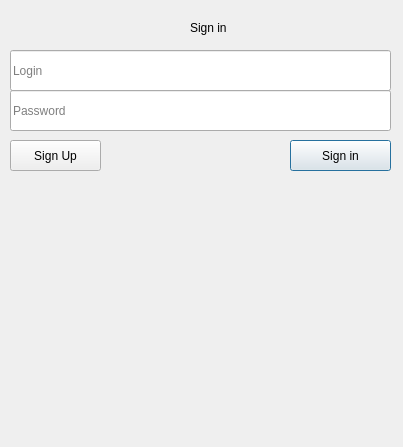
Qt form connection.ui (Knigan/Qt-Messenger) before a commit.
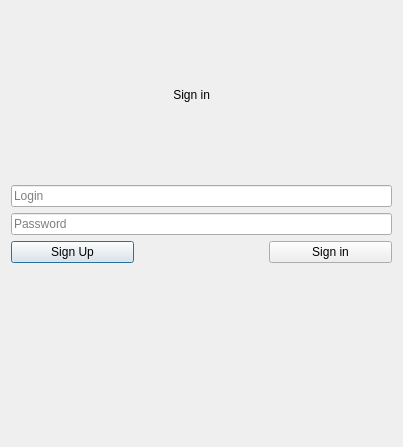
The same form after that commit.

```diff
--- a/connection.ui
+++ b/connection.ui
@@ -13,41 +13,23 @@
   <property name="windowTitle">
    <string>Dialog</string>
   </property>
-  <widget class="QLabel" name="ErrorLabel">
-   <property name="geometry">
-    <rect>
-     <x>10</x>
-     <y>180</y>
-     <width>381</width>
-     <height>41</height>
-    </rect>
-   </property>
+  <layout class="QGridLayout" name="gridLayout">
+   <item row="0" column="1">
+    <widget class="QLabel" name="label">
    <property name="text">
-    <string/>
-   </property>
-  </widget>
-  <widget class="QPushButton" name="SignInButton">
-   <property name="geometry">
-    <rect>
-     <x>290</x>
-     <y>140</y>
-     <width>101</width>
-     <height>31</height>
-    </rect>
-   </property>
-   <property name="text">
-    <string>Sign in</string>
-   </property>
-  </widget>
+      <string>          Sign in</string>
+     </property>
+    </widget>
+   </item>
+   <item row="1" column="0" colspan="3">
+    <widget class="QLineEdit" name="LoginLineEdit">
+     <property name="placeholderText">
+      <string>Login</string>
+     </property>
+    </widget>
+   </item>
+   <item row="2" column="0" colspan="3">
   <widget class="QLineEdit" name="PasswordLineEdit">
-   <property name="geometry">
-    <rect>
-     <x>10</x>
-     <y>90</y>
-     <width>381</width>
-     <height>41</height>
-    </rect>
-   </property>
    <property name="echoMode">
     <enum>QLineEdit::Password</enum>
    </property>
@@ -55,45 +37,29 @@
     <string>Password</string>
    </property>
   </widget>
-  <widget class="QLineEdit" name="LoginLineEdit">
-   <property name="geometry">
-    <rect>
-     <x>10</x>
-     <y>50</y>
-     <width>381</width>
-     <height>41</height>
-    </rect>
-   </property>
-   <property name="placeholderText">
-    <string>Login</string>
-   </property>
-  </widget>
+   </item>
+   <item row="3" column="0">
   <widget class="QPushButton" name="SignUpButton">
-   <property name="geometry">
-    <rect>
-     <x>10</x>
-     <y>140</y>
-     <width>91</width>
-     <height>31</height>
-    </rect>
-   </property>
    <property name="text">
     <string>Sign Up</string>
    </property>
   </widget>
-  <widget class="QLabel" name="label">
-   <property name="geometry">
-    <rect>
-     <x>190</x>
-     <y>20</y>
-     <width>49</width>
-     <height>16</height>
-    </rect>
-   </property>
+   </item>
+   <item row="3" column="2">
+    <widget class="QPushButton" name="SignInButton">
    <property name="text">
     <string>Sign in</string>
    </property>
   </widget>
+   </item>
+   <item row="4" column="0" colspan="3">
+    <widget class="QLabel" name="ErrorLabel">
+     <property name="text">
+      <string/>
+     </property>
+    </widget>
+   </item>
+  </layout>
  </widget>
  <resources/>
  <connections/>
```
Lines whose indentation alone changed are shown as unchanged.
